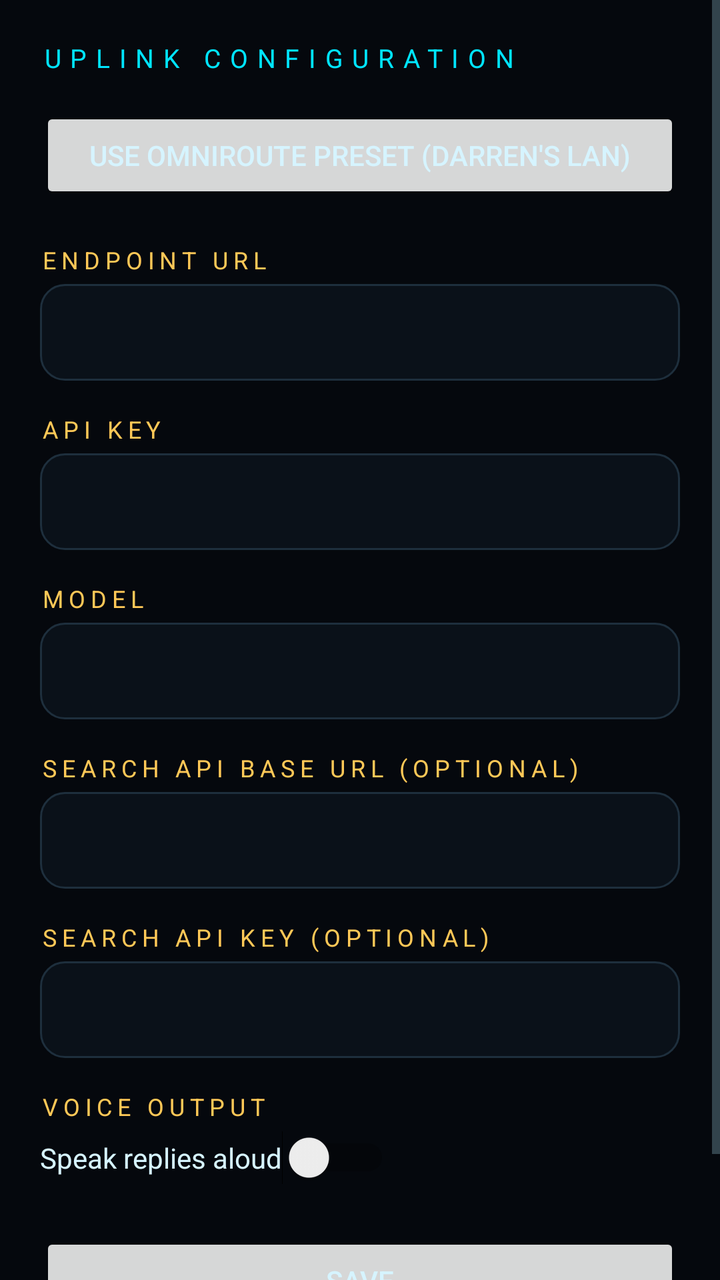
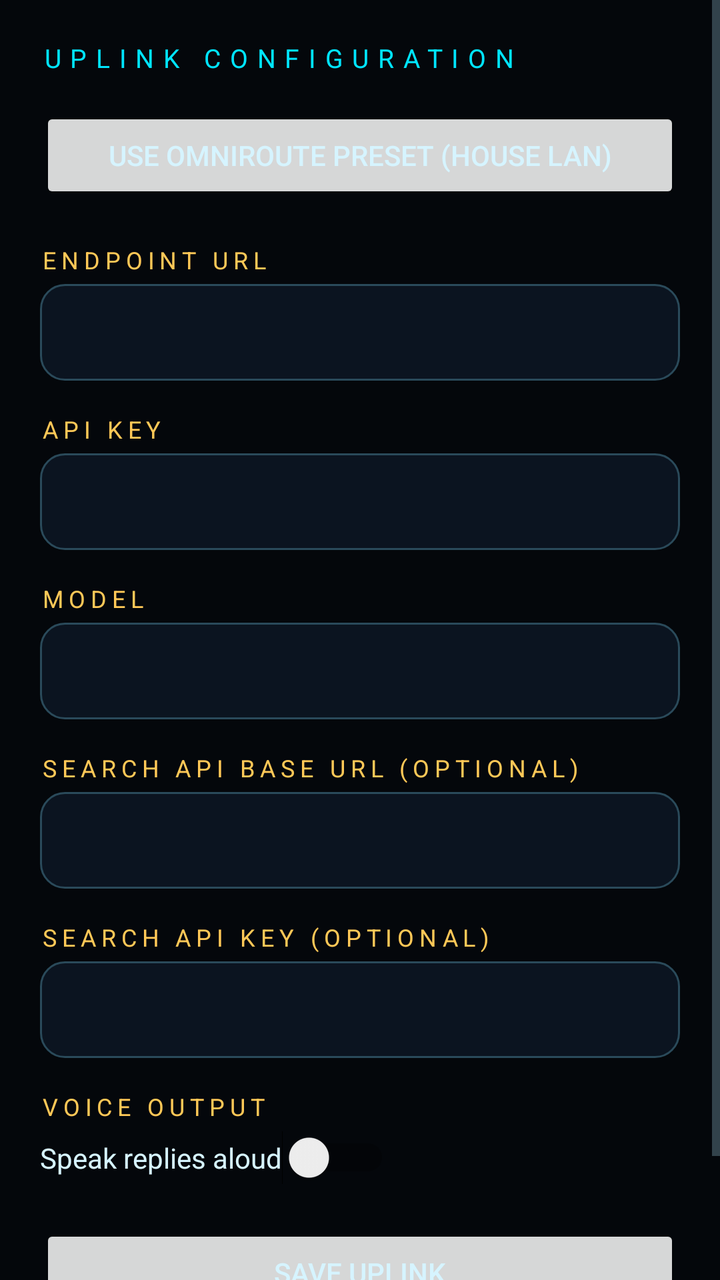

Compare the two renders of this Android layout. The source of the first and the diff that turns it into the second are given below.
<!-- AndroidManifest.xml: application theme Theme.Omniscient -->
<!-- res/layout/activity_settings.xml -->
<?xml version="1.0" encoding="utf-8"?>
<ScrollView xmlns:android="http://schemas.android.com/apk/res/android"
    android:layout_width="match_parent"
    android:layout_height="match_parent"
    android:background="@color/void_black"
    android:fillViewport="true">

    <LinearLayout
        android:layout_width="match_parent"
        android:layout_height="wrap_content"
        android:orientation="vertical"
        android:padding="20dp">

        <TextView
            style="@style/HudHeader"
            android:layout_width="wrap_content"
            android:layout_height="wrap_content"
            android:text="UPLINK CONFIGURATION" />

        <Button
            android:id="@+id/omniRouteButton"
            android:layout_width="match_parent"
            android:layout_height="wrap_content"
            android:layout_marginTop="16dp"
            android:text="USE OMNIROUTE PRESET (DARREN'S LAN)" />

        <TextView
            style="@style/HudStatus"
            android:layout_width="wrap_content"
            android:layout_height="wrap_content"
            android:layout_marginTop="20dp"
            android:text="ENDPOINT URL" />

        <EditText
            android:id="@+id/endpointInput"
            android:layout_width="match_parent"
            android:layout_height="wrap_content"
            android:layout_marginTop="4dp"
            android:background="@drawable/input_bg"
            android:inputType="textUri"
            android:padding="14dp"
            android:textColor="@color/ghost_white"
            android:textColorHint="@color/muted"
            android:textSize="15sp" />

        <TextView
            style="@style/HudStatus"
            android:layout_width="wrap_content"
            android:layout_height="wrap_content"
            android:layout_marginTop="16dp"
            android:text="API KEY" />

        <EditText
            android:id="@+id/apiKeyInput"
            android:layout_width="match_parent"
            android:layout_height="wrap_content"
            android:layout_marginTop="4dp"
            android:background="@drawable/input_bg"
            android:inputType="textPassword"
            android:padding="14dp"
            android:textColor="@color/ghost_white"
            android:textColorHint="@color/muted"
            android:textSize="15sp" />

        <TextView
            style="@style/HudStatus"
            android:layout_width="wrap_content"
            android:layout_height="wrap_content"
            android:layout_marginTop="16dp"
            android:text="MODEL" />

        <EditText
            android:id="@+id/modelInput"
            android:layout_width="match_parent"
            android:layout_height="wrap_content"
            android:layout_marginTop="4dp"
            android:background="@drawable/input_bg"
            android:inputType="text"
            android:padding="14dp"
            android:textColor="@color/ghost_white"
            android:textColorHint="@color/muted"
            android:textSize="15sp" />

        <TextView
            style="@style/HudStatus"
            android:layout_width="wrap_content"
            android:layout_height="wrap_content"
            android:layout_marginTop="16dp"
            android:text="SEARCH API BASE URL (OPTIONAL)" />

        <EditText
            android:id="@+id/searchEndpointInput"
            android:layout_width="match_parent"
            android:layout_height="wrap_content"
            android:layout_marginTop="4dp"
            android:background="@drawable/input_bg"
            android:inputType="textUri"
            android:padding="14dp"
            android:textColor="@color/ghost_white"
            android:textColorHint="@color/muted"
            android:textSize="15sp" />

        <TextView
            style="@style/HudStatus"
            android:layout_width="wrap_content"
            android:layout_height="wrap_content"
            android:layout_marginTop="16dp"
            android:text="SEARCH API KEY (OPTIONAL)" />

        <EditText
            android:id="@+id/searchApiKeyInput"
            android:layout_width="match_parent"
            android:layout_height="wrap_content"
            android:layout_marginTop="4dp"
            android:background="@drawable/input_bg"
            android:inputType="textPassword"
            android:padding="14dp"
            android:textColor="@color/ghost_white"
            android:textColorHint="@color/muted"
            android:textSize="15sp" />

        <TextView
            style="@style/HudStatus"
            android:layout_width="wrap_content"
            android:layout_height="wrap_content"
            android:layout_marginTop="16dp"
            android:text="VOICE OUTPUT" />

        <Switch
            android:id="@+id/ttsSwitch"
            android:layout_width="wrap_content"
            android:layout_height="wrap_content"
            android:layout_marginTop="4dp"
            android:text="Speak replies aloud"
            android:textColor="@color/ghost_white" />

        <Button
            android:id="@+id/saveButton"
            android:layout_width="match_parent"
            android:layout_height="wrap_content"
            android:layout_marginTop="24dp"
            android:text="SAVE" />

        <TextView
            android:id="@+id/savedNote"
            android:layout_width="wrap_content"
            android:layout_height="wrap_content"
            android:layout_gravity="center"
            android:layout_marginTop="8dp"
            android:text=""
            android:textColor="@color/arc_cyan"
            android:textSize="13sp" />
    </LinearLayout>
</ScrollView>
<!-- resources referenced by this layout -->
<resources>
  <color name="arc_cyan">#00E5FF</color>
  <color name="ghost_white">#D6F4FF</color>
  <color name="muted">#5E7A87</color>
  <color name="void_black">#05080D</color>
  <!-- drawable input_bg (drawable) -->
  <?xml version="1.0" encoding="utf-8"?>
  <shape xmlns:android="http://schemas.android.com/apk/res/android" android:shape="rectangle">
      <corners android:radius="12dp" />
      <solid android:color="#0A1119" />
      <stroke android:width="1dp" android:color="#1E2F3D" />
  </shape>
  <style name="HudHeader">
          <item name="android:textColor">@color/arc_cyan</item>
          <item name="android:letterSpacing">0.35</item>
          <item name="android:textSize">13sp</item>
      </style>
  <style name="HudStatus">
          <item name="android:textColor">@color/gold</item>
          <item name="android:letterSpacing">0.22</item>
          <item name="android:textSize">12sp</item>
      </style>
  <style name="Theme.Omniscient" parent="Theme.MaterialComponents.DayNight.NoActionBar">
          <item name="colorPrimary">@color/arc_cyan</item>
          <item name="colorPrimaryVariant">@color/arc_cyan_dim</item>
          <item name="colorOnPrimary">@color/void_black</item>
          <item name="colorSecondary">@color/gold</item>
          <item name="android:colorBackground">@color/void_black</item>
          <item name="colorSurface">@color/panel</item>
          <item name="colorOnSurface">@color/ghost_white</item>
          <item name="android:textColorPrimary">@color/ghost_white</item>
          <item name="android:textColorSecondary">@color/muted</item>
          <item name="android:windowBackground">@color/void_black</item>
          <item name="android:statusBarColor">@color/void_black</item>
          <item name="android:navigationBarColor">@color/void_black</item>
      </style>
  <color name="gold">#FFC857</color>
  <color name="arc_cyan_dim">#0E5A66</color>
  <color name="panel">#0A1119</color>
</resources>

<!-- the commit's change to res/layout/activity_settings.xml (unified diff, before → after) -->
@@ -22,7 +22,7 @@
             android:layout_width="match_parent"
             android:layout_height="wrap_content"
             android:layout_marginTop="16dp"
-            android:text="USE OMNIROUTE PRESET (DARREN'S LAN)" />
+            android:text="USE OMNIROUTE PRESET (HOUSE LAN)" />
 
         <TextView
             style="@style/HudStatus"
@@ -36,7 +36,7 @@
             android:layout_width="match_parent"
             android:layout_height="wrap_content"
             android:layout_marginTop="4dp"
-            android:background="@drawable/input_bg"
+            android:background="@drawable/glass_input"
             android:inputType="textUri"
             android:padding="14dp"
             android:textColor="@color/ghost_white"
@@ -55,7 +55,7 @@
             android:layout_width="match_parent"
             android:layout_height="wrap_content"
             android:layout_marginTop="4dp"
-            android:background="@drawable/input_bg"
+            android:background="@drawable/glass_input"
             android:inputType="textPassword"
             android:padding="14dp"
             android:textColor="@color/ghost_white"
@@ -74,7 +74,7 @@
             android:layout_width="match_parent"
             android:layout_height="wrap_content"
             android:layout_marginTop="4dp"
-            android:background="@drawable/input_bg"
+            android:background="@drawable/glass_input"
             android:inputType="text"
             android:padding="14dp"
             android:textColor="@color/ghost_white"
@@ -93,7 +93,7 @@
             android:layout_width="match_parent"
             android:layout_height="wrap_content"
             android:layout_marginTop="4dp"
-            android:background="@drawable/input_bg"
+            android:background="@drawable/glass_input"
             android:inputType="textUri"
             android:padding="14dp"
             android:textColor="@color/ghost_white"
@@ -112,7 +112,7 @@
             android:layout_width="match_parent"
             android:layout_height="wrap_content"
             android:layout_marginTop="4dp"
-            android:background="@drawable/input_bg"
+            android:background="@drawable/glass_input"
             android:inputType="textPassword"
             android:padding="14dp"
             android:textColor="@color/ghost_white"
@@ -138,17 +138,16 @@
             android:id="@+id/saveButton"
             android:layout_width="match_parent"
             android:layout_height="wrap_content"
-            android:layout_marginTop="24dp"
-            android:text="SAVE" />
+            android:layout_marginTop="20dp"
+            android:text="SAVE UPLINK" />
 
         <TextView
             android:id="@+id/savedNote"
+            style="@style/HudStatus"
             android:layout_width="wrap_content"
             android:layout_height="wrap_content"
-            android:layout_gravity="center"
-            android:layout_marginTop="8dp"
-            android:text=""
-            android:textColor="@color/arc_cyan"
-            android:textSize="13sp" />
+            android:layout_gravity="center_horizontal"
+            android:layout_marginTop="12dp"
+            android:text="" />
     </LinearLayout>
 </ScrollView>
<!-- resource entries referenced after the edit -->
@@ -3,13 +3,14 @@
   <color name="arc_cyan">#00E5FF</color>
   <color name="ghost_white">#D6F4FF</color>
   <color name="muted">#5E7A87</color>
-  <color name="void_black">#05080D</color>
-  <!-- drawable input_bg (drawable) -->
+  <color name="void_black">#04070B</color>
+  <!-- drawable glass_input (drawable) -->
   <?xml version="1.0" encoding="utf-8"?>
-  <shape xmlns:android="http://schemas.android.com/apk/res/android" android:shape="rectangle">
+  <shape xmlns:android="http://schemas.android.com/apk/res/android"
+      android:shape="rectangle">
+      <solid android:color="#0B1420" />
+      <stroke android:width="1dp" android:color="@color/glass_edge" />
       <corners android:radius="12dp" />
-      <solid android:color="#0A1119" />
-      <stroke android:width="1dp" android:color="#1E2F3D" />
   </shape>
   <style name="HudHeader">
           <item name="android:textColor">@color/arc_cyan</item>
@@ -35,6 +36,7 @@
           <item name="android:statusBarColor">@color/void_black</item>
           <item name="android:navigationBarColor">@color/void_black</item>
       </style>
+  <color name="glass_edge">#2A4A5A</color>
   <color name="gold">#FFC857</color>
   <color name="arc_cyan_dim">#0E5A66</color>
   <color name="panel">#0A1119</color>
